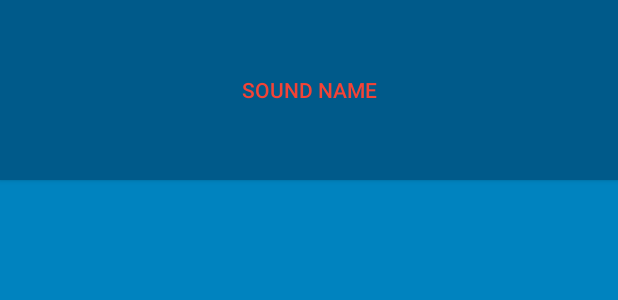
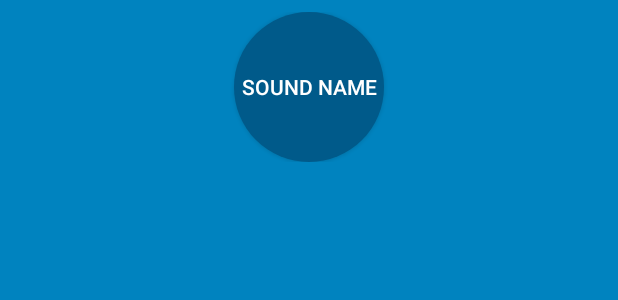
Before and after one commit to daftyw/AYP-BeatBox, an Android app: the layout list_item_sound.xml on its own in the app's theme, with its tools: preview values and no code run, on a phone screen of 412 x 824 dp. Shown: the top 300 px of the screen. Run offline under Robolectric (Android 15) with nearby library versions, the phone set to English and light mode, and no system bars.

Commit message:
Add XML Drawable

```diff
--- /dev/null
+++ b/app/src/main/res/drawable/button_beat_box.xml
@@ -0,0 +1,12 @@
+<?xml version="1.0" encoding="utf-8"?>
+<selector xmlns:android="http://schemas.android.com/apk/res/android">
+
+    <!-- Press style -->
+    <item android:drawable="@drawable/button_beat_box_pressed"
+        android:state_pressed="true"
+        />
+
+    <!-- Normal style -->
+    <item android:drawable="@drawable/button_beat_box_normal" />
+
+</selector>
--- /dev/null
+++ b/app/src/main/res/drawable/button_beat_box_normal.xml
@@ -0,0 +1,7 @@
+<?xml version="1.0" encoding="utf-8"?>
+<shape xmlns:android="http://schemas.android.com/apk/res/android"
+    android:shape="oval">
+
+        <solid android:color="@color/dark_blue" />
+
+</shape>
--- /dev/null
+++ b/app/src/main/res/drawable/button_beat_box_pressed.xml
@@ -0,0 +1,18 @@
+<?xml version="1.0" encoding="utf-8"?>
+<layer-list xmlns:android="http://schemas.android.com/apk/res/android">
+        <item>
+                <shape
+                    android:shape="oval">
+
+                        <solid android:color="@color/red" />
+
+                </shape>
+        </item>
+        <item>
+                <shape android:shape="oval">
+                        <stroke
+                            android:width="4dp"
+                            android:color="@color/dark_red" />
+                </shape>
+        </item>
+</layer-list>
--- a/app/src/main/res/layout/list_item_sound.xml
+++ b/app/src/main/res/layout/list_item_sound.xml
@@ -1,9 +1,16 @@
 <?xml version="1.0" encoding="utf-8"?>
-<Button xmlns:android="http://schemas.android.com/apk/res/android"
-        xmlns:tools="http://schemas.android.com/tools"
-        android:id="@+id/list_item_sound_button"
-        android:layout_width="match_parent"
-        android:layout_height="120dp"
-        tools:text="Sound name">
+<FrameLayout xmlns:android="http://schemas.android.com/apk/res/android"
+             xmlns:tools="http://schemas.android.com/tools"
+             android:layout_margin="8dp"
+             android:layout_width="match_parent"
+             android:layout_height="wrap_content">
 
-</Button>
+    <Button android:id="@+id/list_item_sound_button"
+            android:layout_width="100dp"
+            android:layout_height="100dp"
+            android:layout_gravity="center"
+            tools:text="Sound name">
+
+    </Button>
+
+</FrameLayout>
--- a/app/src/main/res/values/styles.xml
+++ b/app/src/main/res/values/styles.xml
@@ -6,15 +6,15 @@
         <item name="colorPrimary">@color/colorPrimary</item>
         <item name="colorPrimaryDark">@color/colorPrimaryDark</item>
         <item name="colorAccent">@color/colorAccent</item>
-        <item name="android:textColorPrimary">@color/red</item>
+        <!--<item name="android:textColorPrimary">@color/red</item>-->
         <item name="android:colorBackground">@color/soothing_blue</item>
         <item name="android:buttonStyle">@style/BeatBoxButton</item>
     </style>
 
     <!--android:background="@color/red"-->
     <style name="BeatBoxButton" parent="Base.Widget.AppCompat.Button">
-        <item name="android:textColor">@color/red</item>
-        <item name="android:background">@color/dark_blue</item>
+        <!--<item name="android:textColor">@color/red</item>-->
+        <item name="android:background">@drawable/button_beat_box</item>
     </style>
 
     <style name="BeatBoxButton.Strong" parent="BeatBoxButton">
```
